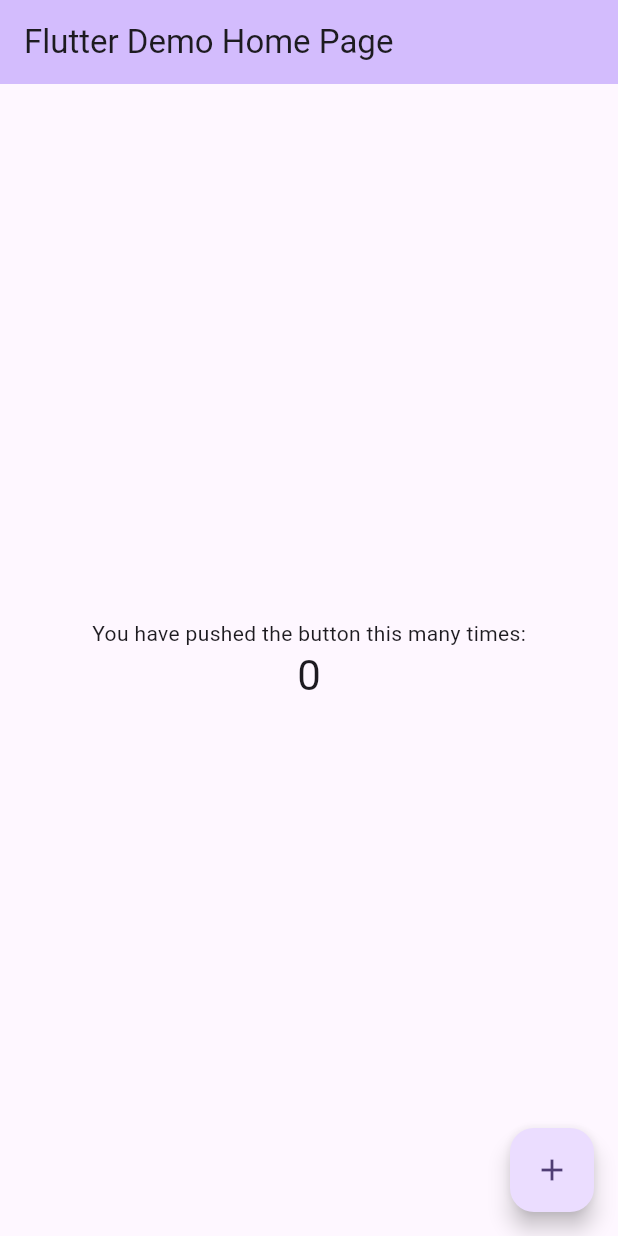
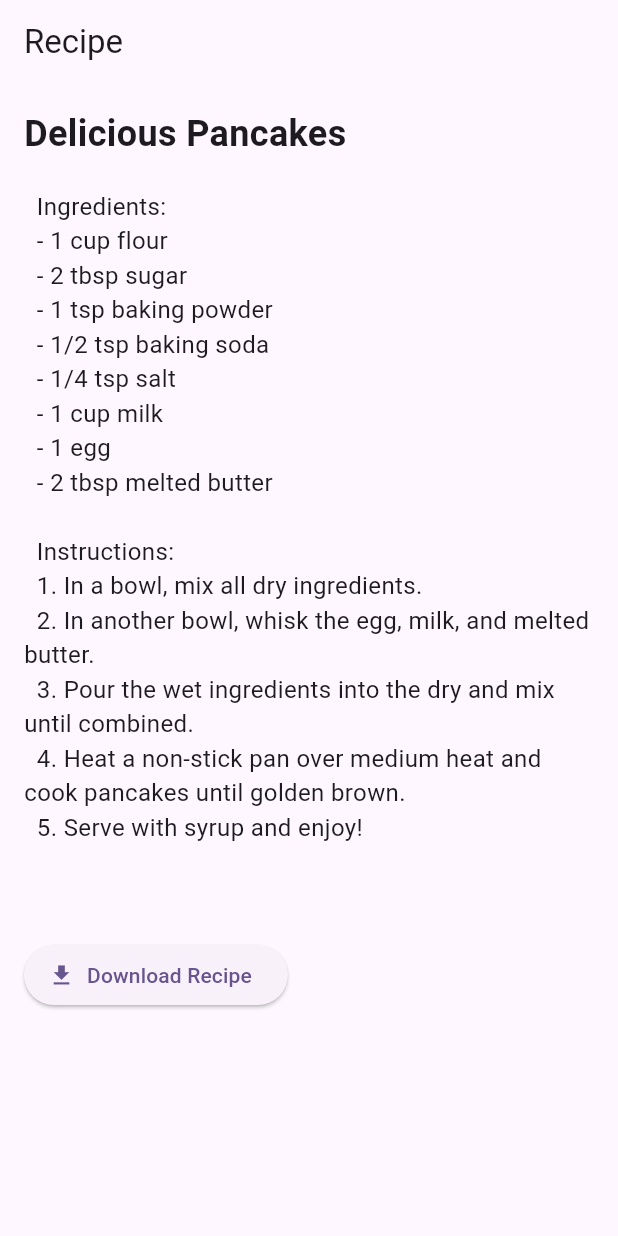
Before and after one commit to usama-devv/download-recipe-in-pdf, a Flutter app: the screen it shows after launch, on a phone screen of 412 x 824 dp. Run offline on Flutter 3.47's test engine with Material 3 defaults, Android fonts, the phone set to English and light mode, and no system bars; our stand-ins replace get, pdf.

Commit message:
initial commit

```diff
--- a/lib/main.dart
+++ b/lib/main.dart
@@ -1,3 +1,4 @@
+import 'package:download_recipe_in_pdf/view/recipe_page.dart';
 import 'package:flutter/material.dart';
 
 void main() {
@@ -11,115 +12,12 @@
   @override
   Widget build(BuildContext context) {
     return MaterialApp(
-      title: 'Flutter Demo',
+      title: 'Recipe App',
       theme: ThemeData(
-        // This is the theme of your application.
-        //
-        // TRY THIS: Try running your application with "flutter run". You'll see
-        // the application has a purple toolbar. Then, without quitting the app,
-        // try changing the seedColor in the colorScheme below to Colors.green
-        // and then invoke "hot reload" (save your changes or press the "hot
-        // reload" button in a Flutter-supported IDE, or press "r" if you used
-        // the command line to start the app).
-        //
-        // Notice that the counter didn't reset back to zero; the application
-        // state is not lost during the reload. To reset the state, use hot
-        // restart instead.
-        //
-        // This works for code too, not just values: Most code changes can be
-        // tested with just a hot reload.
         colorScheme: ColorScheme.fromSeed(seedColor: Colors.deepPurple),
         useMaterial3: true,
       ),
-      home: const MyHomePage(title: 'Flutter Demo Home Page'),
+      home: RecipePage(),
     );
   }
 }
-
-class MyHomePage extends StatefulWidget {
-  const MyHomePage({super.key, required this.title});
-
-  // This widget is the home page of your application. It is stateful, meaning
-  // that it has a State object (defined below) that contains fields that affect
-  // how it looks.
-
-  // This class is the configuration for the state. It holds the values (in this
-  // case the title) provided by the parent (in this case the App widget) and
-  // used by the build method of the State. Fields in a Widget subclass are
-  // always marked "final".
-
-  final String title;
-
-  @override
-  State<MyHomePage> createState() => _MyHomePageState();
-}
-
-class _MyHomePageState extends State<MyHomePage> {
-  int _counter = 0;
-
-  void _incrementCounter() {
-    setState(() {
-      // This call to setState tells the Flutter framework that something has
-      // changed in this State, which causes it to rerun the build method below
-      // so that the display can reflect the updated values. If we changed
-      // _counter without calling setState(), then the build method would not be
-      // called again, and so nothing would appear to happen.
-      _counter++;
-    });
-  }
-
-  @override
-  Widget build(BuildContext context) {
-    // This method is rerun every time setState is called, for instance as done
-    // by the _incrementCounter method above.
-    //
-    // The Flutter framework has been optimized to make rerunning build methods
-    // fast, so that you can just rebuild anything that needs updating rather
-    // than having to individually change instances of widgets.
-    return Scaffold(
-      appBar: AppBar(
-        // TRY THIS: Try changing the color here to a specific color (to
-        // Colors.amber, perhaps?) and trigger a hot reload to see the AppBar
-        // change color while the other colors stay the same.
-        backgroundColor: Theme.of(context).colorScheme.inversePrimary,
-        // Here we take the value from the MyHomePage object that was created by
-        // the App.build method, and use it to set our appbar title.
-        title: Text(widget.title),
-      ),
-      body: Center(
-        // Center is a layout widget. It takes a single child and positions it
-        // in the middle of the parent.
-        child: Column(
-          // Column is also a layout widget. It takes a list of children and
-          // arranges them vertically. By default, it sizes itself to fit its
-          // children horizontally, and tries to be as tall as its parent.
-          //
-          // Column has various properties to control how it sizes itself and
-          // how it positions its children. Here we use mainAxisAlignment to
-          // center the children vertically; the main axis here is the vertical
-          // axis because Columns are vertical (the cross axis would be
-          // horizontal).
-          //
-          // TRY THIS: Invoke "debug painting" (choose the "Toggle Debug Paint"
-          // action in the IDE, or press "p" in the console), to see the
-          // wireframe for each widget.
-          mainAxisAlignment: MainAxisAlignment.center,
-          children: <Widget>[
-            const Text(
-              'You have pushed the button this many times:',
-            ),
-            Text(
-              '$_counter',
-              style: Theme.of(context).textTheme.headlineMedium,
-            ),
-          ],
-        ),
-      ),
-      floatingActionButton: FloatingActionButton(
-        onPressed: _incrementCounter,
-        tooltip: 'Increment',
-        child: const Icon(Icons.add),
-      ), // This trailing comma makes auto-formatting nicer for build methods.
-    );
-  }
-}
--- /dev/null
+++ b/lib/view/recipe_page.dart
@@ -0,0 +1,63 @@
+import 'package:download_recipe_in_pdf/controller/recipe_controller.dart';
+import 'package:flutter/material.dart';
+import 'package:get/get.dart';
+
+
+class RecipePage extends StatelessWidget {
+  final RecipeController controller = Get.put(RecipeController());
+
+  final String recipeTitle = "Delicious Pancakes";
+  final String recipeContent = """
+  Ingredients:
+  - 1 cup flour
+  - 2 tbsp sugar
+  - 1 tsp baking powder
+  - 1/2 tsp baking soda
+  - 1/4 tsp salt
+  - 1 cup milk
+  - 1 egg
+  - 2 tbsp melted butter
+
+  Instructions:
+  1. In a bowl, mix all dry ingredients.
+  2. In another bowl, whisk the egg, milk, and melted butter.
+  3. Pour the wet ingredients into the dry and mix until combined.
+  4. Heat a non-stick pan over medium heat and cook pancakes until golden brown.
+  5. Serve with syrup and enjoy!
+  """;
+
+  RecipePage({super.key});
+
+  @override
+  Widget build(BuildContext context) {
+    return Scaffold(
+      appBar: AppBar(
+        title: const Text('Recipe'),
+      ),
+      body: Padding(
+        padding: const EdgeInsets.all(16.0),
+        child: Column(
+          crossAxisAlignment: CrossAxisAlignment.start,
+          children: [
+            Text(recipeTitle, style: const TextStyle(fontSize: 24, fontWeight: FontWeight.bold)),
+            const SizedBox(height: 20),
+            Text(recipeContent, style: const TextStyle(fontSize: 16)),
+            const SizedBox(height: 40),
+            ElevatedButton.icon(
+              onPressed: () async {
+                await controller.downloadRecipeAsPDF(recipeTitle, recipeContent);
+                Get.snackbar('Download Started', 'Your recipe is being downloaded as a PDF.',
+                  snackPosition: SnackPosition.BOTTOM,
+                  backgroundColor: Colors.green,
+                  colorText: Colors.white,
+                );
+              },
+              icon: const Icon(Icons.download),
+              label: const Text('Download Recipe'),
+            ),
+          ],
+        ),
+      ),
+    );
+  }
+}
```
Also changed, not shown: lib/controller/recipe_controller.dart (added, +40 -0 lines), pubspec.lock, 3 other files.
